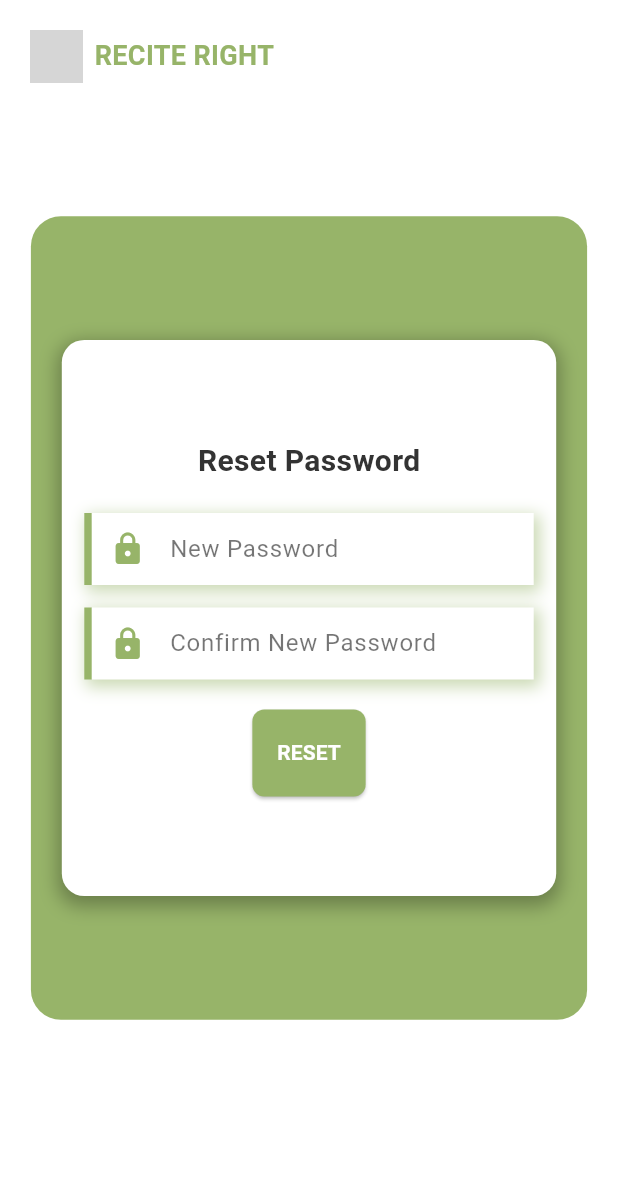
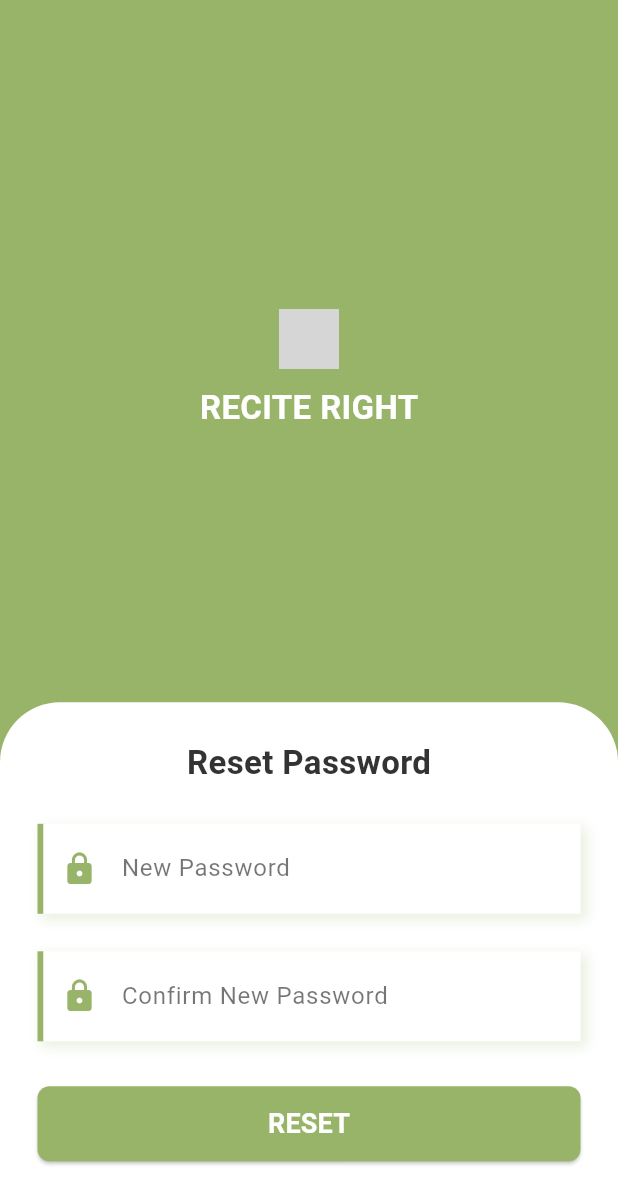
Before and after one commit to Eesha-Maryam/Recite_Right_Project, a Flutter app: the ResetPasswordPage screen opened directly, on a phone screen of 412 x 824 dp. Shown: the top 1204 px of the screen. Run offline on Flutter 3.47's test engine with Material 3 defaults, Android fonts, the phone set to English and light mode, and no system bars; grey boxes are pictures that could not be loaded.

Commit message:
ResetPasswordForm.dart

```diff
--- a/lib/ResetPasswordForm.dart
+++ b/lib/ResetPasswordForm.dart
@@ -16,24 +16,97 @@
       backgroundColor: Colors.white,
       body: LayoutBuilder(
         builder: (context, constraints) {
-          double screenWidth = constraints.maxWidth;
-          double screenHeight = constraints.maxHeight;
+          final screenWidth = constraints.maxWidth;
+          final screenHeight = constraints.maxHeight;
+          final isMobile = screenWidth < 600;
+          final isTablet = screenWidth >= 600 && screenWidth < 900;
+          final isDesktop = screenWidth >= 900;
 
+          if (isMobile) {
             return Stack(
               children: [
-              // 🔹 Top Left "RECITE RIGHT" Logo + Text
+                // Full olive green background
+                Container(color: oliveGreen),
+
+                // Centered logo moved down to vertical center of olive green area
+                Positioned(
+                  top: screenHeight * 0.25,
+                  left: 0,
+                  right: 0,
+                  child: Center(
+                    child: Column(
+                      children: [
+                        Image.asset(
+                          'assets/QuranLogo.png',
+                          width: 40,
+                          height: 40,
+                        ),
+                        const SizedBox(height: 10),
+                        Text(
+                          'RECITE RIGHT',
+                          style: TextStyle(
+                            fontSize: 22,
+                            fontWeight: FontWeight.bold,
+                            color: Colors.white,
+                          ),
+                        ),
+                      ],
+                    ),
+                  ),
+                ),
+
+                // Compact form at bottom
+                Positioned(
+                  bottom: 0,
+                  left: 0,
+                  right: 0,
+                  height: screenHeight * 0.45,
+                  child: Container(
+                    decoration: BoxDecoration(
+                      color: oliveGreen,
+                      borderRadius: const BorderRadius.only(
+                        topLeft: Radius.circular(40),
+                        topRight: Radius.circular(40),
+                      ),
+                    ),
+                    child: Container(
+                      margin: const EdgeInsets.only(top: 15),
+                      decoration: const BoxDecoration(
+                        color: Colors.white,
+                        borderRadius: BorderRadius.only(
+                          topLeft: Radius.circular(40),
+                          topRight: Radius.circular(40),
+                        ),
+                      ),
+                      child: SingleChildScrollView(
+                        padding: const EdgeInsets.fromLTRB(25, 25, 25, 15),
+                        child: _buildMobileFormContent(),
+                      ),
+                    ),
+                  ),
+                ),
+              ],
+            );
+          } else {
+            // Tablet/Desktop Layout
+            // Tablet/Desktop Layout
+            return Stack(
+              children: [
                 Positioned(
                   top: 20,
                   left: 20,
                   child: Row(
                     children: [
-                    Image.asset('assets/QuranLogo.png', width: 35, height: 35),
+                      Image.asset(
+                        'assets/QuranLogo.png',
+                        width: isDesktop ? 40 : 35,
+                        height: isDesktop ? 40 : 35,
+                      ),
                       const SizedBox(width: 8),
                       Text(
                         'RECITE RIGHT',
                         style: TextStyle(
-                        fontSize:
-                            screenWidth < 600 ? 18 : 22, // Responsive font size
+                          fontSize: isDesktop ? 24 : 22,
                           fontWeight: FontWeight.bold,
                           color: oliveGreen,
                         ),
@@ -41,105 +114,102 @@
                     ],
                   ),
                 ),
-
-              // 🔹 Center Olive Green Block
                 Center(
-                child: SingleChildScrollView(
                   child: Container(
-                    width:
-                        screenWidth < 600
-                            ? screenWidth *
-                                0.9 // Adjusted for small screens
-                            : screenWidth * 0.41, // Adjusted for larger screens
-                    height:
-                        screenHeight < 600
-                            ? screenHeight *
-                                0.7 // Adjusted for small screens
-                            : screenHeight *
-                                0.65, // Adjusted for larger screens
+                    width: isTablet ? screenWidth * 0.7 : 550, // Wider form
+                    padding: const EdgeInsets.all(50),
                     decoration: BoxDecoration(
                       color: oliveGreen,
-                      borderRadius: BorderRadius.circular(20),
+                      borderRadius: BorderRadius.circular(28),
                     ),
-                    child: Center(
                     child: Container(
-                        width:
-                            screenWidth < 600
-                                ? screenWidth *
-                                    0.8 // Adjusted for small screens
-                                : screenWidth *
-                                    0.30, // Adjusted for larger screens
-                        height:
-                            screenHeight < 600
-                                ? screenHeight *
-                                    0.5 // Adjusted for small screens
-                                : screenHeight *
-                                    0.45, // Adjusted for larger screens
+                      width: double.infinity,
                       decoration: BoxDecoration(
                         color: Colors.white,
                         borderRadius: BorderRadius.circular(15),
-                          boxShadow: [
-                            BoxShadow(
-                              color: Colors.black.withOpacity(0.3),
-                              blurRadius: 10,
-                              spreadRadius: 2,
-                              offset: Offset(0, 4),
+                      ),
+                      padding: const EdgeInsets.symmetric(
+                        horizontal: 35, // More horizontal space
+                        vertical: 25,
+                      ),
+                      child: _buildFormContent(isDesktop: isDesktop),
+                    ),
+                  ),
                 ),
               ],
+            );
+          }
+        },
       ),
-                        padding: EdgeInsets.all(
-                          screenWidth < 600 ? 15 : 20,
-                        ), // Responsive padding
-                        child: Column(
-                          mainAxisAlignment: MainAxisAlignment.center,
+    );
+  }
+
+  Widget _buildMobileFormContent() {
+    return Column(
+      mainAxisSize: MainAxisSize.min,
       children: [
-                            // 🔹 Reset Password Title
         Text(
           'Reset Password',
           style: TextStyle(
-                                fontSize:
-                                    screenWidth < 600
-                                        ? 20
-                                        : 24, // Responsive font size
+            fontSize: 22,
             fontWeight: FontWeight.bold,
             color: charcoal,
           ),
         ),
+        const SizedBox(height: 25),
+        _customTextField(hintText: 'New Password', icon: Icons.lock),
+        const SizedBox(height: 20),
+        _customTextField(hintText: 'Confirm New Password', icon: Icons.lock),
+        const SizedBox(height: 25),
         SizedBox(
-                              height: screenHeight < 600 ? 15 : 20,
-                            ), // Responsive spacing
-                            // 🔹 New Password Field
-                            _customTextField(
-                              hintText: 'New Password',
-                              icon: Icons.lock,
-                            ),
-
-                            SizedBox(
-                              height: screenHeight < 600 ? 10 : 15,
-                            ), // Responsive spacing
-                            // 🔹 Confirm New Password Field
-                            _customTextField(
-                              hintText: 'Confirm New Password',
-                              icon: Icons.lock,
-                            ),
-
-                            SizedBox(
-                              height: screenHeight < 600 ? 15 : 20,
-                            ), // Responsive spacing
-                            // 🔹 Reset Button
-                            ElevatedButton(
-                              onPressed: () {
-                                // Add reset password logic here
-                              },
+          width: double.infinity,
+          height: 50,
+          child: ElevatedButton(
+            onPressed: () {},
             style: ElevatedButton.styleFrom(
               backgroundColor: oliveGreen,
-                                padding: EdgeInsets.symmetric(
-                                  horizontal: screenWidth * 0.04,
-                                  vertical:
-                                      screenHeight < 600
-                                          ? 10
-                                          : 19, // Responsive padding
+              shape: RoundedRectangleBorder(
+                borderRadius: BorderRadius.circular(8),
               ),
+            ),
+            child: const Text(
+              'RESET',
+              style: TextStyle(
+                color: Colors.white,
+                fontSize: 18,
+                fontWeight: FontWeight.bold,
+              ),
+            ),
+          ),
+        ),
+      ],
+    );
+  }
+
+  Widget _buildFormContent({required bool isDesktop}) {
+    return Column(
+      mainAxisSize: MainAxisSize.min,
+      children: [
+        Text(
+          'Reset Password',
+          style: TextStyle(
+            fontSize: isDesktop ? 26 : 24,
+            fontWeight: FontWeight.bold,
+            color: charcoal,
+          ),
+        ),
+        SizedBox(height: isDesktop ? 30 : 25),
+        _customTextField(hintText: 'New Password', icon: Icons.lock),
+        SizedBox(height: isDesktop ? 25 : 20),
+        _customTextField(hintText: 'Confirm New Password', icon: Icons.lock),
+        SizedBox(height: isDesktop ? 30 : 25),
+        SizedBox(
+          width: double.infinity,
+          height: isDesktop ? 55 : 50,
+          child: ElevatedButton(
+            onPressed: () {},
+            style: ElevatedButton.styleFrom(
+              backgroundColor: oliveGreen,
               shape: RoundedRectangleBorder(
                 borderRadius: BorderRadius.circular(8),
               ),
@@ -148,41 +218,27 @@
               'RESET',
               style: TextStyle(
                 color: Colors.white,
-                                  fontSize:
-                                      screenWidth < 600
-                                          ? 14
-                                          : 16, // Responsive font size
+                fontSize: isDesktop ? 18 : 16,
                 fontWeight: FontWeight.bold,
-                                ),
-                              ),
-                            ),
-                          ],
-                        ),
-                      ),
               ),
             ),
           ),
         ),
       ],
     );
-        },
-      ),
-    );
   }
 
-  // Custom Text Field Widget with Left Border & Shadow
   Widget _customTextField({required String hintText, required IconData icon}) {
     return Container(
+      margin: const EdgeInsets.only(bottom: 5),
       decoration: BoxDecoration(
-        border: Border(
-          left: BorderSide(color: oliveGreen, width: 5), // Left border only
-        ),
+        border: const Border(left: BorderSide(color: oliveGreen, width: 4)),
         boxShadow: [
           BoxShadow(
-            color: oliveGreen.withOpacity(0.5),
-            blurRadius: 8,
-            spreadRadius: 2,
-            offset: const Offset(3, 3), // Soft bottom-right shadow
+            color: oliveGreen.withOpacity(0.2),
+            blurRadius: 6,
+            spreadRadius: 1,
+            offset: const Offset(3, 3),
           ),
         ],
       ),
@@ -190,18 +246,13 @@
         obscureText: true,
         decoration: InputDecoration(
           hintText: hintText,
-          hintStyle: TextStyle(color: Colors.black54),
+          hintStyle: const TextStyle(color: Colors.black54, fontSize: 16),
           contentPadding: const EdgeInsets.symmetric(
-            vertical: 12,
-            horizontal: 15,
-          ), // Adjusted padding
-          prefixIcon: Icon(icon, color: oliveGreen),
-
-          // Removing default borders
+            vertical: 18,
+            horizontal: 20, // Increased horizontal padding
+          ),
+          prefixIcon: Icon(icon, color: oliveGreen, size: 24),
           border: InputBorder.none,
-          enabledBorder: InputBorder.none,
-          focusedBorder: InputBorder.none,
-
           filled: true,
           fillColor: Colors.white,
         ),
```
Lines whose indentation alone changed are shown as unchanged.
